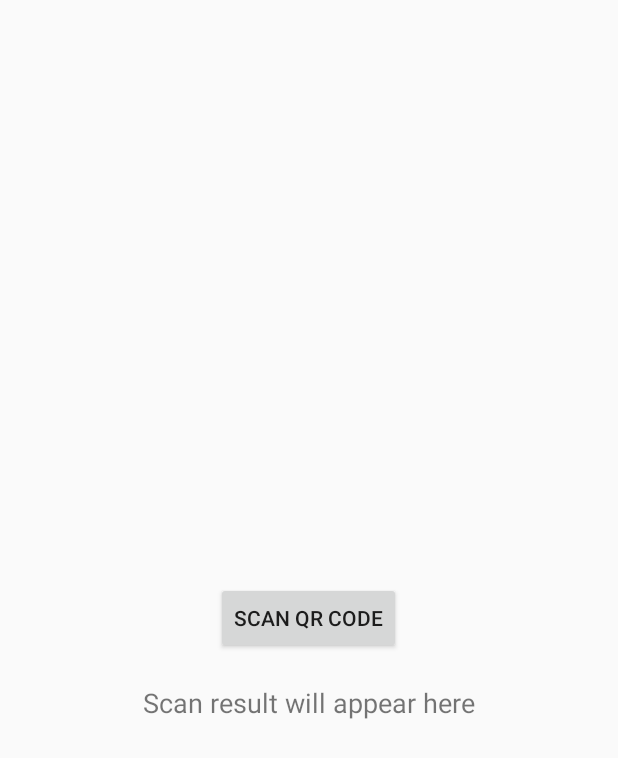
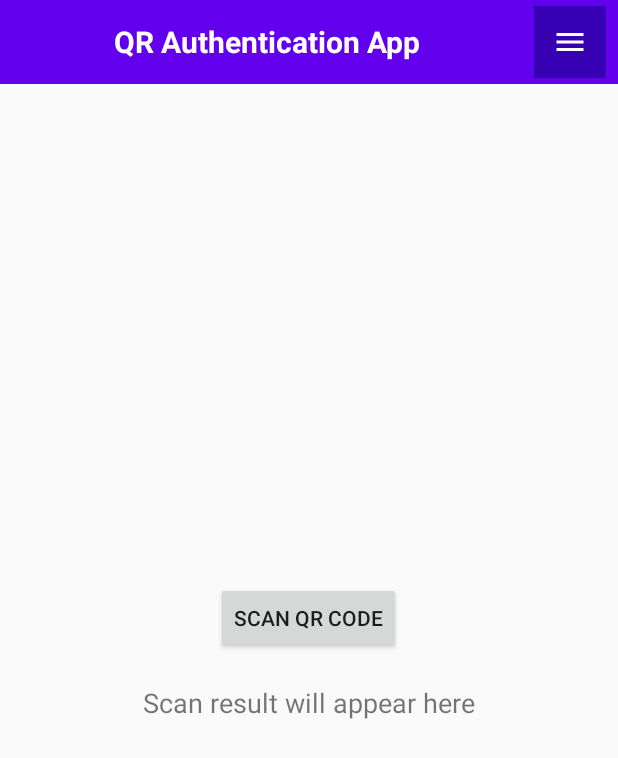
Before and after one commit to titusowuor30/QRCODE_AUTHENTICATION, an Android app built with Jetpack Compose: the screen it shows after launch (MainActivity), on a phone screen of 412 x 824 dp. Shown: the top 758 px of the screen. Run offline under Robolectric (Android 15) with nearby library versions, the phone set to English and light mode, and no system bars; libraries missing offline, so code that uses them is left out: com.google.zxing.integration.

Commit message:
app nav bar added

```diff
--- /dev/null
+++ b/DjQrAuthApp/app/src/main/res/drawable/ic_menu.xml
@@ -0,0 +1,10 @@
+<!-- ic_menu.xml -->
+<vector xmlns:android="http://schemas.android.com/apk/res/android"
+    android:width="24dp"
+    android:height="24dp"
+    android:viewportWidth="24.0"
+    android:viewportHeight="24.0">
+    <path
+        android:fillColor="#FFFFFF"
+        android:pathData="M3,18h18v-2H3v2zM3,13h18v-2H3v2zM3,6v2h18V6H3z"/>
+</vector>
--- a/DjQrAuthApp/app/src/main/res/layout/activity_main.xml
+++ b/DjQrAuthApp/app/src/main/res/layout/activity_main.xml
@@ -5,6 +5,40 @@
     android:layout_height="match_parent"
     tools:context=".MainActivity">
 
+    <!-- Navigation Bar -->
+    <LinearLayout
+        android:id="@+id/navbar_layout"
+        android:layout_width="match_parent"
+        android:layout_height="56dp"
+        android:background="@color/purple_500"
+        android:orientation="horizontal">
+
+        <!-- Title -->
+        <TextView
+            android:id="@+id/title_text"
+            android:layout_width="0dp"
+            android:layout_height="match_parent"
+            android:layout_weight="1"
+            android:gravity="center"
+            android:text="@string/app_name"
+            android:textColor="@android:color/white"
+            android:textSize="20sp"
+            android:textStyle="bold" />
+
+        <!-- Right navigation button (optional) -->
+        <ImageButton
+            android:id="@+id/nav_right_button"
+            android:layout_width="48dp"
+            android:layout_height="48dp"
+            android:layout_gravity="center_vertical"
+            android:layout_marginEnd="8dp"
+            android:background="@color/purple_700"
+            android:src="@drawable/ic_menu"
+            android:contentDescription="@string/menu" />
+
+    </LinearLayout>
+
+    <!-- Scan Button -->
     <Button
         android:id="@+id/scan_button"
         android:layout_width="wrap_content"
@@ -12,6 +46,7 @@
         android:text="@string/scan_qr_code"
         android:layout_centerInParent="true" />
 
+    <!-- Scan Result Text View -->
     <TextView
         android:id="@+id/scan_result"
         android:layout_width="wrap_content"
@@ -21,4 +56,5 @@
         android:layout_centerHorizontal="true"
         android:text="@string/scan_result_will_appear_here"
         android:textSize="18sp" />
+
 </RelativeLayout>
--- a/DjQrAuthApp/app/src/main/res/values/strings.xml
+++ b/DjQrAuthApp/app/src/main/res/values/strings.xml
@@ -1,5 +1,6 @@
 <resources>
-    <string name="app_name">DjQrAuthApp</string>
+    <string name="app_name">QR Authentication App</string>
     <string name="scan_qr_code">Scan QR Code</string>
     <string name="scan_result_will_appear_here">Scan result will appear here</string>
+    <string name="menu">Menu</string>
 </resources>
```
Also changed, not shown: 1 other file.
